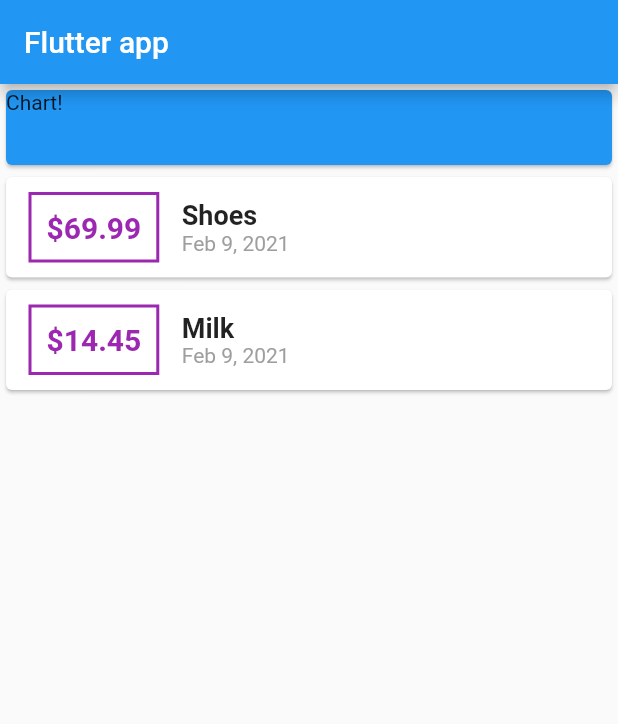
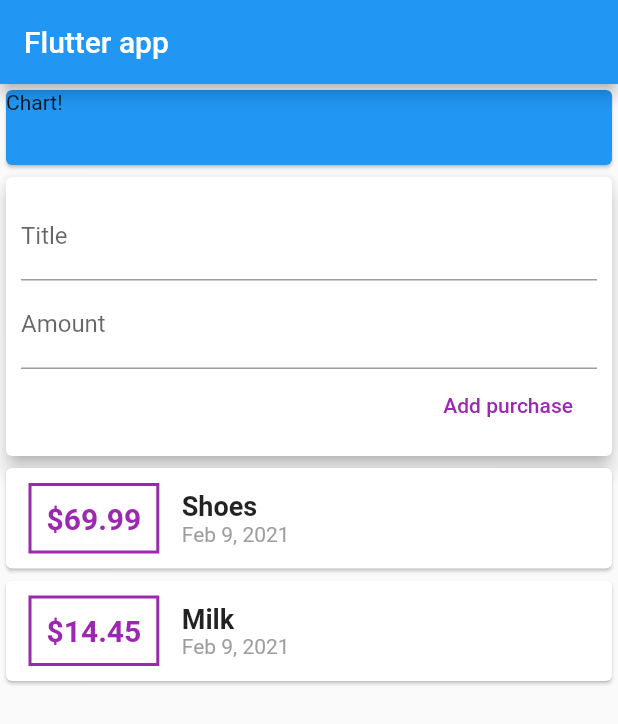
Before and after one commit to MaksymShokin/Personal_Expenses, a Flutter app: the screen it shows after launch, on a phone screen of 412 x 824 dp. Shown: the top 724 px of the screen. Run offline on Flutter 3.47's test engine with Material 2 defaults, Android fonts, the phone set to English and light mode, and no system bars.

Commit message:
text-field

```diff
--- a/lib/main.dart
+++ b/lib/main.dart
@@ -50,6 +50,32 @@ class MyHomePage extends StatelessWidget {
               height: 50,
               child: Text('Chart!'),
             ),
+          ),
+          Card(
+            child: Container(
+              margin: EdgeInsets.all(10),
+              child: Column(
+                crossAxisAlignment: CrossAxisAlignment.end,
+                children: [
+                  TextField(
+                    decoration: InputDecoration(
+                      labelText: 'Title',
+                    ),
+                  ),
+                  TextField(
+                    decoration: InputDecoration(
+                      labelText: 'Amount',
+                    ),
+                  ),
+                  FlatButton(
+                    onPressed: () {},
+                    child: Text('Add purchase'),
+                    textColor: Colors.purple,
+                  )
+                ],
+              ),
+            ),
+            elevation: 5,
           ),
           Column(
             children: transactions.map((elem) {
```
